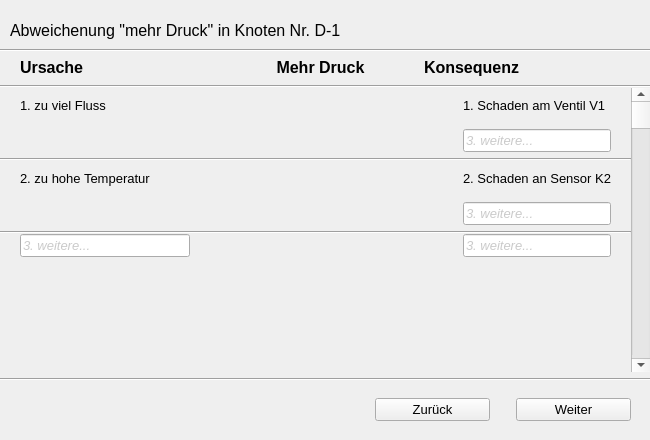
The window that Code/wizard_3.ui (MSPietsch/HMI) describes before a commit, drawn with Qt 5.
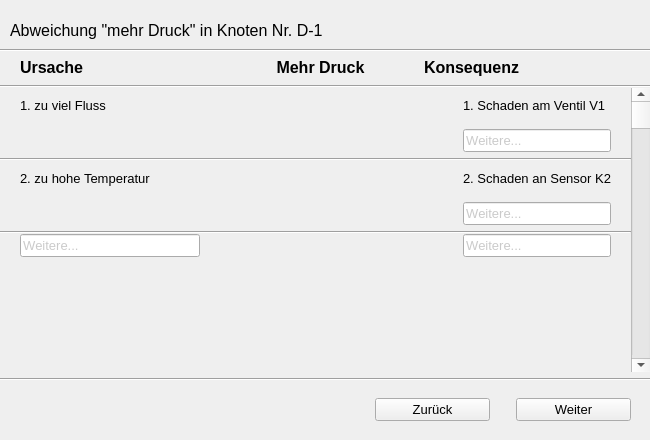
The same window after the commit. Icons and pictures are not drawn.

Commit message: Wizard/Leitwörter angepasst

Diff of the .ui file:
```diff
--- a/Code/wizard_3.ui
+++ b/Code/wizard_3.ui
@@ -60,7 +60,7 @@
      </font>
     </property>
     <property name="text">
-     <string>Abweichenung &quot;mehr Druck&quot; in Knoten Nr. D-1</string>
+     <string>Abweichung &quot;mehr Druck&quot; in Knoten Nr. D-1</string>
     </property>
     <property name="alignment">
      <set>Qt::AlignLeading|Qt::AlignLeft|Qt::AlignVCenter</set>
@@ -211,94 +211,6 @@
              </property>
             </widget>
            </item>
-           <item row="6" column="1">
-            <widget class="QLineEdit" name="lineEdit">
-             <property name="maximumSize">
-              <size>
-               <width>170</width>
-               <height>16777215</height>
-              </size>
-             </property>
-             <property name="palette">
-              <palette>
-               <active>
-                <colorrole role="Text">
-                 <brush brushstyle="SolidPattern">
-                  <color alpha="255">
-                   <red>150</red>
-                   <green>150</green>
-                   <blue>150</blue>
-                  </color>
-                 </brush>
-                </colorrole>
-                <colorrole role="PlaceholderText">
-                 <brush brushstyle="SolidPattern">
-                  <color alpha="128">
-                   <red>150</red>
-                   <green>150</green>
-                   <blue>150</blue>
-                  </color>
-                 </brush>
-                </colorrole>
-               </active>
-               <inactive>
-                <colorrole role="Text">
-                 <brush brushstyle="SolidPattern">
-                  <color alpha="255">
-                   <red>150</red>
-                   <green>150</green>
-                   <blue>150</blue>
-                  </color>
-                 </brush>
-                </colorrole>
-                <colorrole role="PlaceholderText">
-                 <brush brushstyle="SolidPattern">
-                  <color alpha="128">
-                   <red>150</red>
-                   <green>150</green>
-                   <blue>150</blue>
-                  </color>
-                 </brush>
-                </colorrole>
-               </inactive>
-               <disabled>
-                <colorrole role="Text">
-                 <brush brushstyle="SolidPattern">
-                  <color alpha="255">
-                   <red>120</red>
-                   <green>120</green>
-                   <blue>120</blue>
-                  </color>
-                 </brush>
-                </colorrole>
-                <colorrole role="PlaceholderText">
-                 <brush brushstyle="SolidPattern">
-                  <color alpha="128">
-                   <red>0</red>
-                   <green>0</green>
-                   <blue>0</blue>
-                  </color>
-                 </brush>
-                </colorrole>
-               </disabled>
-              </palette>
-             </property>
-             <property name="font">
-              <font>
-               <weight>50</weight>
-               <italic>true</italic>
-               <bold>false</bold>
-               <kerning>false</kerning>
-              </font>
-             </property>
-             <property name="text">
-              <string/>
-             </property>
-             <property name="placeholderText">
-              <string>3. weitere...</string>
-             </property>
-            </widget>
-           </item>
            <item row="0" column="3">
             <widget class="QLabel" name="label_23">
              <property name="maximumSize">
@@ -546,94 +458,6 @@
              </property>
             </spacer>
            </item>
-           <item row="6" column="5">
-            <widget class="QLineEdit" name="lineEdit_4">
-             <property name="maximumSize">
-              <size>
-               <width>180</width>
-               <height>16777215</height>
-              </size>
-             </property>
-             <property name="palette">
-              <palette>
-               <active>
-                <colorrole role="Text">
-                 <brush brushstyle="SolidPattern">
-                  <color alpha="255">
-                   <red>150</red>
-                   <green>150</green>
-                   <blue>150</blue>
-                  </color>
-                 </brush>
-                </colorrole>
-                <colorrole role="PlaceholderText">
-                 <brush brushstyle="SolidPattern">
-                  <color alpha="128">
-                   <red>150</red>
-                   <green>150</green>
-                   <blue>150</blue>
-                  </color>
-                 </brush>
-                </colorrole>
-               </active>
-               <inactive>
-                <colorrole role="Text">
-                 <brush brushstyle="SolidPattern">
-                  <color alpha="255">
-                   <red>150</red>
-                   <green>150</green>
-                   <blue>150</blue>
-                  </color>
-                 </brush>
-                </colorrole>
-                <colorrole role="PlaceholderText">
-                 <brush brushstyle="SolidPattern">
-                  <color alpha="128">
-                   <red>150</red>
-                   <green>150</green>
-                   <blue>150</blue>
-                  </color>
-                 </brush>
-                </colorrole>
-               </inactive>
-               <disabled>
-                <colorrole role="Text">
-                 <brush brushstyle="SolidPattern">
-                  <color alpha="255">
-                   <red>120</red>
-                   <green>120</green>
-                   <blue>120</blue>
-                  </color>
-                 </brush>
-                </colorrole>
-                <colorrole role="PlaceholderText">
-                 <brush brushstyle="SolidPattern">
-                  <color alpha="128">
-                   <red>0</red>
-                   <green>0</green>
-                   <blue>0</blue>
-                  </color>
-                 </brush>
-                </colorrole>
-               </disabled>
-              </palette>
-             </property>
-             <property name="font">
-              <font>
-               <weight>50</weight>
-               <italic>true</italic>
-               <bold>false</bold>
-               <kerning>false</kerning>
-              </font>
-             </property>
-             <property name="text">
-              <string/>
-             </property>
-             <property name="placeholderText">
-              <string>3. weitere...</string>
-             </property>
-            </widget>
-           </item>
            <item row="1" column="3">
             <spacer name="verticalSpacer">
              <property name="orientation">
@@ -650,188 +474,6 @@
              </property>
             </spacer>
            </item>
-           <item row="1" column="5">
-            <widget class="QLineEdit" name="lineEdit_3">
-             <property name="maximumSize">
-              <size>
-               <width>180</width>
-               <height>16777215</height>
-              </size>
-             </property>
-             <property name="palette">
-              <palette>
-               <active>
-                <colorrole role="Text">
-                 <brush brushstyle="SolidPattern">
-                  <color alpha="255">
-                   <red>150</red>
-                   <green>150</green>
-                   <blue>150</blue>
-                  </color>
-                 </brush>
-                </colorrole>
-                <colorrole role="PlaceholderText">
-                 <brush brushstyle="SolidPattern">
-                  <color alpha="128">
-                   <red>150</red>
-                   <green>150</green>
-                   <blue>150</blue>
-                  </color>
-                 </brush>
-                </colorrole>
-               </active>
-               <inactive>
-                <colorrole role="Text">
-                 <brush brushstyle="SolidPattern">
-                  <color alpha="255">
-                   <red>150</red>
-                   <green>150</green>
-                   <blue>150</blue>
-                  </color>
-                 </brush>
-                </colorrole>
-                <colorrole role="PlaceholderText">
-                 <brush brushstyle="SolidPattern">
-                  <color alpha="128">
-                   <red>150</red>
-                   <green>150</green>
-                   <blue>150</blue>
-                  </color>
-                 </brush>
-                </colorrole>
-               </inactive>
-               <disabled>
-                <colorrole role="Text">
-                 <brush brushstyle="SolidPattern">
-                  <color alpha="255">
-                   <red>120</red>
-                   <green>120</green>
-                   <blue>120</blue>
-                  </color>
-                 </brush>
-                </colorrole>
-                <colorrole role="PlaceholderText">
-                 <brush brushstyle="SolidPattern">
-                  <color alpha="128">
-                   <red>0</red>
-                   <green>0</green>
-                   <blue>0</blue>
-                  </color>
-                 </brush>
-                </colorrole>
-               </disabled>
-              </palette>
-             </property>
-             <property name="font">
-              <font>
-               <weight>50</weight>
-               <italic>true</italic>
-               <bold>false</bold>
-               <kerning>false</kerning>
-              </font>
-             </property>
-             <property name="statusTip">
-              <string/>
-             </property>
-             <property name="text">
-              <string/>
-             </property>
-             <property name="placeholderText">
-              <string>3. weitere...</string>
-             </property>
-            </widget>
-           </item>
-           <item row="4" column="5">
-            <widget class="QLineEdit" name="lineEdit_2">
-             <property name="maximumSize">
-              <size>
-               <width>180</width>
-               <height>16777215</height>
-              </size>
-             </property>
-             <property name="palette">
-              <palette>
-               <active>
-                <colorrole role="Text">
-                 <brush brushstyle="SolidPattern">
-                  <color alpha="255">
-                   <red>150</red>
-                   <green>150</green>
-                   <blue>150</blue>
-                  </color>
-                 </brush>
-                </colorrole>
-                <colorrole role="PlaceholderText">
-                 <brush brushstyle="SolidPattern">
-                  <color alpha="128">
-                   <red>150</red>
-                   <green>150</green>
-                   <blue>150</blue>
-                  </color>
-                 </brush>
-                </colorrole>
-               </active>
-               <inactive>
-                <colorrole role="Text">
-                 <brush brushstyle="SolidPattern">
-                  <color alpha="255">
-                   <red>150</red>
-                   <green>150</green>
-                   <blue>150</blue>
-                  </color>
-                 </brush>
-                </colorrole>
-                <colorrole role="PlaceholderText">
-                 <brush brushstyle="SolidPattern">
-                  <color alpha="128">
-                   <red>150</red>
-                   <green>150</green>
-                   <blue>150</blue>
-                  </color>
-                 </brush>
-                </colorrole>
-               </inactive>
-               <disabled>
-                <colorrole role="Text">
-                 <brush brushstyle="SolidPattern">
-                  <color alpha="255">
-                   <red>120</red>
-                   <green>120</green>
-                   <blue>120</blue>
-                  </color>
-                 </brush>
-                </colorrole>
-                <colorrole role="PlaceholderText">
-                 <brush brushstyle="SolidPattern">
-                  <color alpha="128">
-                   <red>0</red>
-                   <green>0</green>
-                   <blue>0</blue>
-                  </color>
-                 </brush>
-                </colorrole>
-               </disabled>
-              </palette>
-             </property>
-             <property name="font">
-              <font>
-               <weight>50</weight>
-               <italic>true</italic>
-               <bold>false</bold>
-               <kerning>false</kerning>
-              </font>
-             </property>
-             <property name="text">
-              <string/>
-             </property>
-             <property name="alignment">
-              <set>Qt::AlignLeading|Qt::AlignLeft|Qt::AlignVCenter</set>
-             </property>
-             <property name="placeholderText">
-              <string>3. weitere...</string>
-             </property>
-            </widget>
-           </item>
            <item row="0" column="1">
             <widget class="QLabel" name="label_3">
              <property name="maximumSize">
@@ -845,6 +487,370 @@
              </property>
             </widget>
            </item>
+           <item row="1" column="5">
+            <widget class="QLineEdit" name="lineEdit_5">
+             <property name="maximumSize">
+              <size>
+               <width>180</width>
+               <height>16777215</height>
+              </size>
+             </property>
+             <property name="palette">
+              <palette>
+               <active>
+                <colorrole role="Text">
+                 <brush brushstyle="SolidPattern">
+                  <color alpha="255">
+                   <red>0</red>
+                   <green>0</green>
+                   <blue>0</blue>
+                  </color>
+                 </brush>
+                </colorrole>
+                <colorrole role="PlaceholderText">
+                 <brush brushstyle="SolidPattern">
+                  <color alpha="128">
+                   <red>150</red>
+                   <green>150</green>
+                   <blue>150</blue>
+                  </color>
+                 </brush>
+                </colorrole>
+               </active>
+               <inactive>
+                <colorrole role="Text">
+                 <brush brushstyle="SolidPattern">
+                  <color alpha="255">
+                   <red>0</red>
+                   <green>0</green>
+                   <blue>0</blue>
+                  </color>
+                 </brush>
+                </colorrole>
+                <colorrole role="PlaceholderText">
+                 <brush brushstyle="SolidPattern">
+                  <color alpha="128">
+                   <red>150</red>
+                   <green>150</green>
+                   <blue>150</blue>
+                  </color>
+                 </brush>
+                </colorrole>
+               </inactive>
+               <disabled>
+                <colorrole role="Text">
+                 <brush brushstyle="SolidPattern">
+                  <color alpha="255">
+                   <red>120</red>
+                   <green>120</green>
+                   <blue>120</blue>
+                  </color>
+                 </brush>
+                </colorrole>
+                <colorrole role="PlaceholderText">
+                 <brush brushstyle="SolidPattern">
+                  <color alpha="128">
+                   <red>0</red>
+                   <green>0</green>
+                   <blue>0</blue>
+                  </color>
+                 </brush>
+                </colorrole>
+               </disabled>
+              </palette>
+             </property>
+             <property name="font">
+              <font>
+               <weight>50</weight>
+               <italic>false</italic>
+               <bold>false</bold>
+               <kerning>false</kerning>
+              </font>
+             </property>
+             <property name="text">
+              <string/>
+             </property>
+             <property name="alignment">
+              <set>Qt::AlignLeading|Qt::AlignLeft|Qt::AlignVCenter</set>
+             </property>
+             <property name="placeholderText">
+              <string>Weitere...</string>
+             </property>
+            </widget>
+           </item>
+           <item row="4" column="5">
+            <widget class="QLineEdit" name="lineEdit_6">
+             <property name="maximumSize">
+              <size>
+               <width>180</width>
+               <height>16777215</height>
+              </size>
+             </property>
+             <property name="palette">
+              <palette>
+               <active>
+                <colorrole role="Text">
+                 <brush brushstyle="SolidPattern">
+                  <color alpha="255">
+                   <red>0</red>
+                   <green>0</green>
+                   <blue>0</blue>
+                  </color>
+                 </brush>
+                </colorrole>
+                <colorrole role="PlaceholderText">
+                 <brush brushstyle="SolidPattern">
+                  <color alpha="128">
+                   <red>150</red>
+                   <green>150</green>
+                   <blue>150</blue>
+                  </color>
+                 </brush>
+                </colorrole>
+               </active>
+               <inactive>
+                <colorrole role="Text">
+                 <brush brushstyle="SolidPattern">
+                  <color alpha="255">
+                   <red>0</red>
+                   <green>0</green>
+                   <blue>0</blue>
+                  </color>
+                 </brush>
+                </colorrole>
+                <colorrole role="PlaceholderText">
+                 <brush brushstyle="SolidPattern">
+                  <color alpha="128">
+                   <red>150</red>
+                   <green>150</green>
+                   <blue>150</blue>
+                  </color>
+                 </brush>
+                </colorrole>
+               </inactive>
+               <disabled>
+                <colorrole role="Text">
+                 <brush brushstyle="SolidPattern">
+                  <color alpha="255">
+                   <red>120</red>
+                   <green>120</green>
+                   <blue>120</blue>
+                  </color>
+                 </brush>
+                </colorrole>
+                <colorrole role="PlaceholderText">
+                 <brush brushstyle="SolidPattern">
+                  <color alpha="128">
+                   <red>0</red>
+                   <green>0</green>
+                   <blue>0</blue>
+                  </color>
+                 </brush>
+                </colorrole>
+               </disabled>
+              </palette>
+             </property>
+             <property name="font">
+              <font>
+               <weight>50</weight>
+               <italic>false</italic>
+               <bold>false</bold>
+               <kerning>false</kerning>
+              </font>
+             </property>
+             <property name="text">
+              <string/>
+             </property>
+             <property name="alignment">
+              <set>Qt::AlignLeading|Qt::AlignLeft|Qt::AlignVCenter</set>
+             </property>
+             <property name="placeholderText">
+              <string>Weitere...</string>
+             </property>
+            </widget>
+           </item>
+           <item row="6" column="5">
+            <widget class="QLineEdit" name="lineEdit_4">
+             <property name="maximumSize">
+              <size>
+               <width>180</width>
+               <height>16777215</height>
+              </size>
+             </property>
+             <property name="palette">
+              <palette>
+               <active>
+                <colorrole role="Text">
+                 <brush brushstyle="SolidPattern">
+                  <color alpha="255">
+                   <red>0</red>
+                   <green>0</green>
+                   <blue>0</blue>
+                  </color>
+                 </brush>
+                </colorrole>
+                <colorrole role="PlaceholderText">
+                 <brush brushstyle="SolidPattern">
+                  <color alpha="128">
+                   <red>150</red>
+                   <green>150</green>
+                   <blue>150</blue>
+                  </color>
+                 </brush>
+                </colorrole>
+               </active>
+               <inactive>
+                <colorrole role="Text">
+                 <brush brushstyle="SolidPattern">
+                  <color alpha="255">
+                   <red>0</red>
+                   <green>0</green>
+                   <blue>0</blue>
+                  </color>
+                 </brush>
+                </colorrole>
+                <colorrole role="PlaceholderText">
+                 <brush brushstyle="SolidPattern">
+                  <color alpha="128">
+                   <red>150</red>
+                   <green>150</green>
+                   <blue>150</blue>
+                  </color>
+                 </brush>
+                </colorrole>
+               </inactive>
+               <disabled>
+                <colorrole role="Text">
+                 <brush brushstyle="SolidPattern">
+                  <color alpha="255">
+                   <red>120</red>
+                   <green>120</green>
+                   <blue>120</blue>
+                  </color>
+                 </brush>
+                </colorrole>
+                <colorrole role="PlaceholderText">
+                 <brush brushstyle="SolidPattern">
+                  <color alpha="128">
+                   <red>0</red>
+                   <green>0</green>
+                   <blue>0</blue>
+                  </color>
+                 </brush>
+                </colorrole>
+               </disabled>
+              </palette>
+             </property>
+             <property name="font">
+              <font>
+               <weight>50</weight>
+               <italic>false</italic>
+               <bold>false</bold>
+               <kerning>false</kerning>
+              </font>
+             </property>
+             <property name="text">
+              <string/>
+             </property>
+             <property name="alignment">
+              <set>Qt::AlignLeading|Qt::AlignLeft|Qt::AlignVCenter</set>
+             </property>
+             <property name="placeholderText">
+              <string>Weitere...</string>
+             </property>
+            </widget>
+           </item>
+           <item row="6" column="1">
+            <widget class="QLineEdit" name="lineEdit_7">
+             <property name="maximumSize">
+              <size>
+               <width>180</width>
+               <height>16777215</height>
+              </size>
+             </property>
+             <property name="palette">
+              <palette>
+               <active>
+                <colorrole role="Text">
+                 <brush brushstyle="SolidPattern">
+                  <color alpha="255">
+                   <red>0</red>
+                   <green>0</green>
+                   <blue>0</blue>
+                  </color>
+                 </brush>
+                </colorrole>
+                <colorrole role="PlaceholderText">
+                 <brush brushstyle="SolidPattern">
+                  <color alpha="128">
+                   <red>150</red>
+                   <green>150</green>
+                   <blue>150</blue>
+                  </color>
+                 </brush>
+                </colorrole>
+               </active>
+               <inactive>
+                <colorrole role="Text">
+                 <brush brushstyle="SolidPattern">
+                  <color alpha="255">
+                   <red>0</red>
+                   <green>0</green>
+                   <blue>0</blue>
+                  </color>
+                 </brush>
+                </colorrole>
+                <colorrole role="PlaceholderText">
+                 <brush brushstyle="SolidPattern">
+                  <color alpha="128">
+                   <red>150</red>
+                   <green>150</green>
+                   <blue>150</blue>
+                  </color>
+                 </brush>
+                </colorrole>
+               </inactive>
+               <disabled>
+                <colorrole role="Text">
+                 <brush brushstyle="SolidPattern">
+                  <color alpha="255">
+                   <red>120</red>
+                   <green>120</green>
+                   <blue>120</blue>
+                  </color>
+                 </brush>
+                </colorrole>
+                <colorrole role="PlaceholderText">
+                 <brush brushstyle="SolidPattern">
+                  <color alpha="128">
+                   <red>0</red>
+                   <green>0</green>
+                   <blue>0</blue>
+                  </color>
+                 </brush>
+                </colorrole>
+               </disabled>
+              </palette>
+             </property>
+             <property name="font">
+              <font>
+               <weight>50</weight>
+               <italic>false</italic>
+               <bold>false</bold>
+               <kerning>false</kerning>
+              </font>
+             </property>
+             <property name="text">
+              <string/>
+             </property>
+             <property name="alignment">
+              <set>Qt::AlignLeading|Qt::AlignLeft|Qt::AlignVCenter</set>
+             </property>
+             <property name="placeholderText">
+              <string>Weitere...</string>
+             </property>
+            </widget>
+           </item>
           </layout>
          </item>
         </layout>
```
The commit also changes 18 other files.
